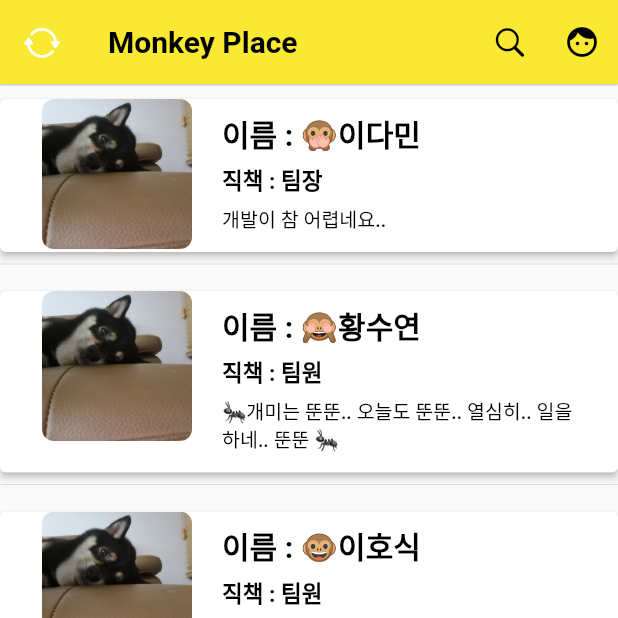
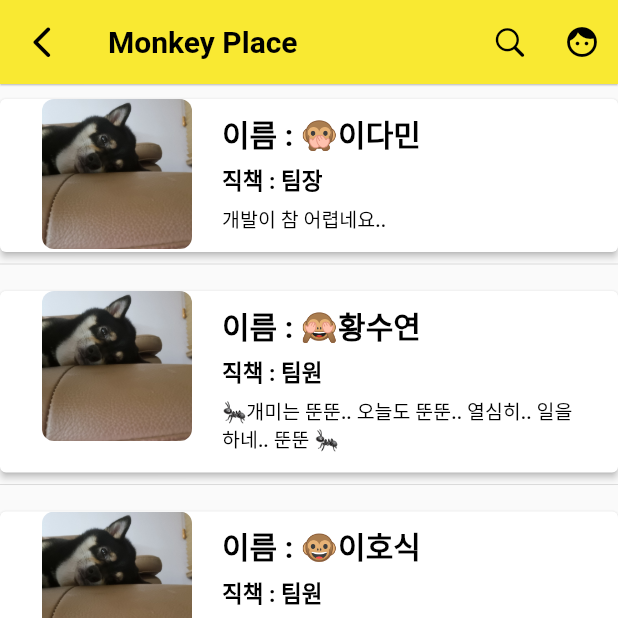
Before and after one commit to kkomin/FlyingMonkey, a Flutter app: the SecondPage screen opened directly, on a phone screen of 412 x 824 dp, the top half of it. Run offline on Flutter 3.47's test engine with Material 2 defaults, Android fonts, the phone set to English and light mode, and no system bars; network calls fail; key blocks and very long unbroken strings in the code were emptied for the run.

Commit message:
2>1 페이지 이동 구현

```diff
--- a/lib/secondpage.dart
+++ b/lib/secondpage.dart
@@ -118,7 +118,18 @@ class SecondPageState extends State<SecondPage> {
       appBar: AppBar(
         backgroundColor: Color(0xFFF9E932),
         elevation: 0.5,
-        leading: Icon(CupertinoIcons.arrow_2_circlepath),
+        leading: IconButton(
+          icon: Icon(
+            Icons.arrow_back_ios_new_rounded,
+            color: Colors.black,
+            size: 25,
+          ),
+          onPressed: () {
+            // 클릭 이동 구현
+            Navigator.push(
+                context, MaterialPageRoute(builder: (context) => IntroPage()));
+          },
+        ),
         title: Row(
           // (중간) //
           children: [
```
